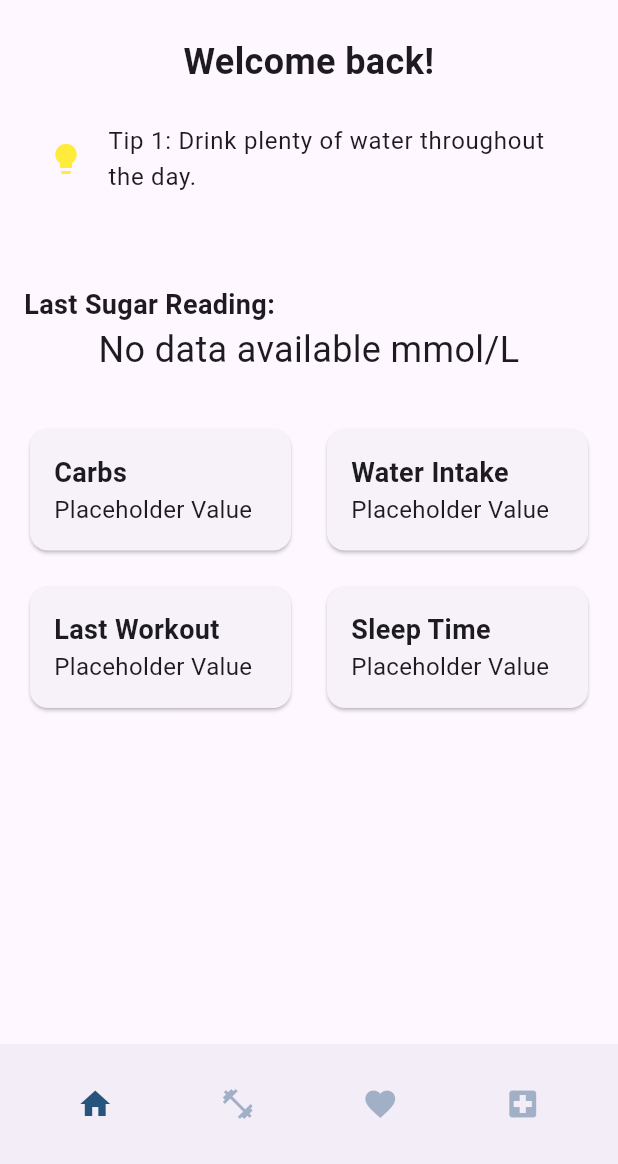
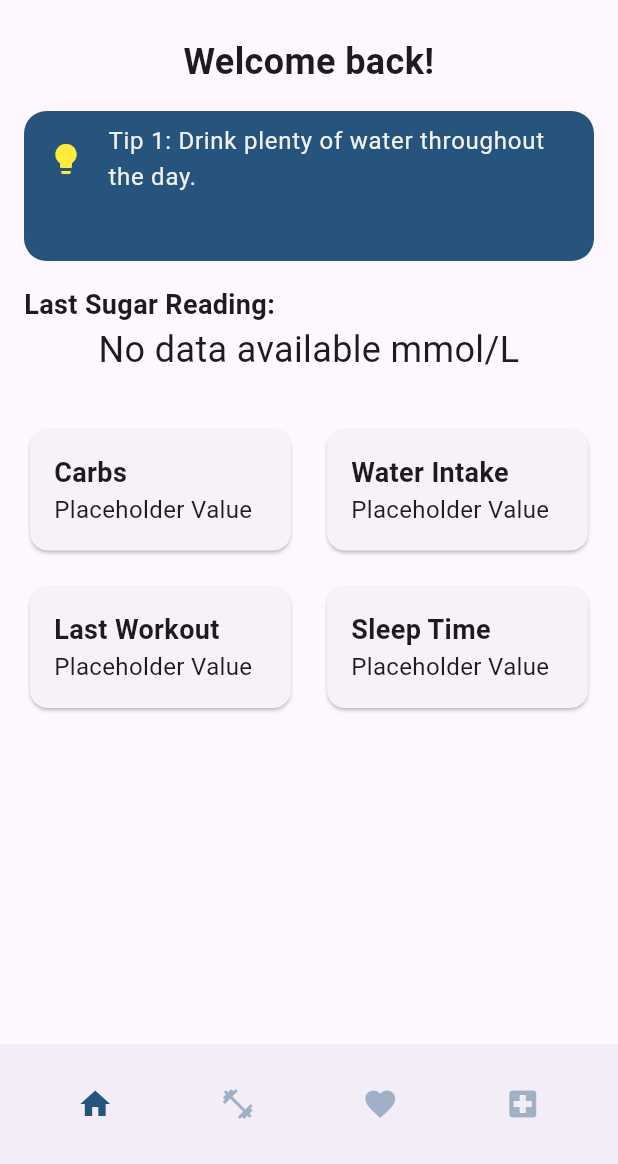
Before and after one commit to NathanLombardRetro/vitaflowplus, a Flutter app: the screen it shows once a user with an empty profile is signed in, on a phone screen of 412 x 824 dp, the part 72-1236 px from its top. Run offline on Flutter 3.47's test engine with Material 3 defaults, Android fonts, the phone set to English and light mode, and no system bars; our stand-ins replace cloud_firestore, firebase_auth, firebase_core, theme_provider; missing offline and left inert: chart_sparkline; accounts and stored records are empty.

Commit message:
Health widget

```diff
--- a/lib/widgets/health-tips-widget.dart
+++ b/lib/widgets/health-tips-widget.dart
@@ -37,17 +37,28 @@ class _HealthTipsWidgetState extends State<HealthTipsWidget> {
 
   @override
 Widget build(BuildContext context) {
-    return Container(
+  return Center( // Center the container vertically and horizontally
+    child: Container(
       height: 100,
+      decoration: BoxDecoration(
+        color: Color(0xFF26547C), // Set background color to blue
+        borderRadius: BorderRadius.circular(15), // Set border radius to 15
+      ),
+      child: Center( // Center the content vertically
         child: PageView.builder(
           itemCount: healthTips.length,
           itemBuilder: (context, index) {
             return ListTile(
               leading: Icon(Icons.lightbulb),
               iconColor: Colors.yellow,
-            title: Text(healthTips[currentIndex]),
+              title: Text(
+                healthTips[currentIndex],
+                style: TextStyle(color: Color(0xFFF1F1EF)), // Set text color to white
+              ),
             );
           },
+        ),
+      ),
     ),
   );
 }
```
Lines whose indentation alone changed are shown as unchanged.
